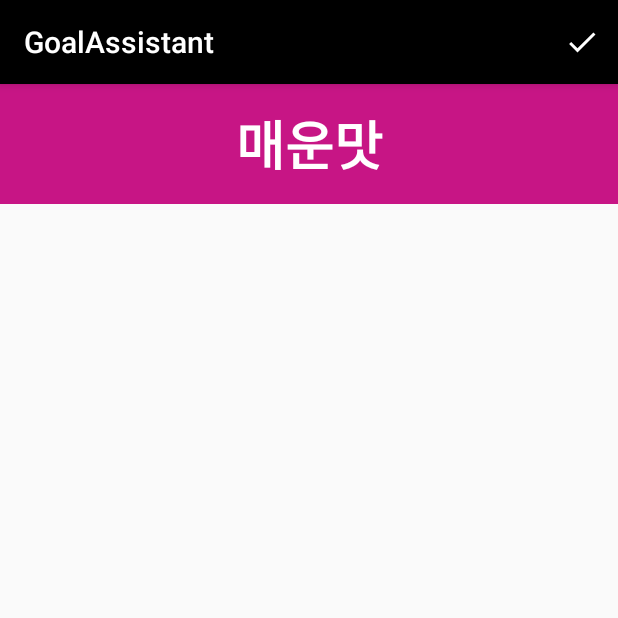
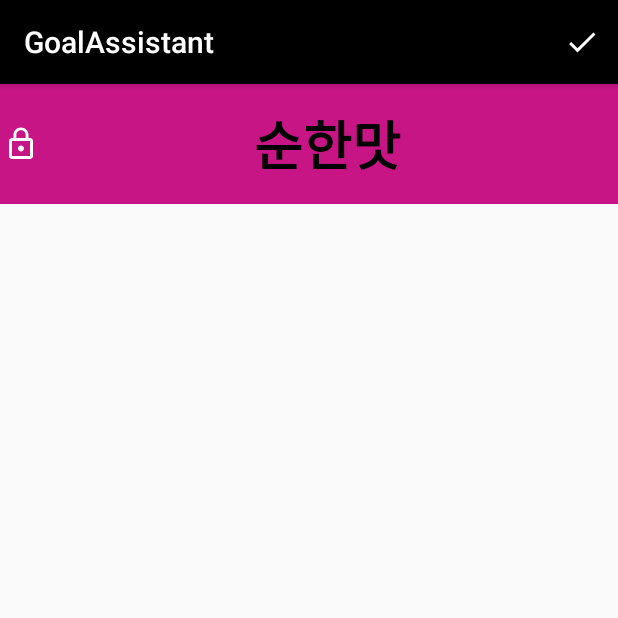
Before and after one commit to bsgreentea/GoalAssistant, an Android app: the AppInfoActivity screen opened directly, with no data from a screen before it, after a tap on "순한맛", on a phone screen of 412 x 824 dp, the top half of it. Run offline under Robolectric (Android 15) with nearby library versions, the phone set to English and light mode, and no system bars; 6 statements that could not run were skipped.

Commit message:
매운맛에서 설정 앱 차단
매운맛으로 설정시 setting 앱에서 접근성 설정 부분 진입 차단

순한맛 매운맛 텍스트뷰 아이콘 처리하기

```diff
--- a/Locker/app/src/main/java/com/greentea/locker/AppInfoActivity.java
+++ b/Locker/app/src/main/java/com/greentea/locker/AppInfoActivity.java
@@ -110,16 +110,18 @@ public class AppInfoActivity extends AppCompatActivity {
             public void onClick(View v) {
 
                 if(versionFlag){
-                    tasteView.setText("순한맛");
+//                    tasteView.setText("순한맛");
+                    tasteView.setCompoundDrawablesWithIntrinsicBounds(R.drawable.ic_lock_open_black_24dp,0,0,0);
                     tasteView.setBackgroundColor(0xFFFFFFFF);
-                    tasteView.setTextColor(0xFF000000);
+//                    tasteView.setTextColor(0xFF000000);
                     Toast.makeText(getApplicationContext(), "순한맛으로 변경합니다.", Toast.LENGTH_SHORT).show();
                     versionFlag = false;
                 }
                 else{
-                    tasteView.setText("매운맛");
+//                    tasteView.setText("매운맛");
+                    tasteView.setCompoundDrawablesWithIntrinsicBounds(R.drawable.ic_lock_outline_white_24dp,0,0,0);
                     tasteView.setBackgroundColor(0xFFC71585);
-                    tasteView.setTextColor(0xFFFFFFFF);
+//                    tasteView.setTextColor(0xFFFFFFFF);
                     Toast.makeText(getApplicationContext(), "지정된 범위에 진입시 앱 사용이 불가합니다.", Toast.LENGTH_SHORT).show();
                     versionFlag = true;
                 }
@@ -173,6 +175,7 @@ public class AppInfoActivity extends AppCompatActivity {
         if(versionFlag){
             if(!apps.equals("")){
                 apps += ",com.greentea.locker";
+                apps += ",com.samsung.accessibility"; // 접근성 권한도 접근 못하게 하기
             }
             // if there's no app for blocking
             // must not append my package name
--- a/Locker/app/src/main/java/com/greentea/locker/WindowChangeDetectingService.java
+++ b/Locker/app/src/main/java/com/greentea/locker/WindowChangeDetectingService.java
@@ -27,6 +27,8 @@ public class WindowChangeDetectingService extends AccessibilityService{
     @Override
     public void onAccessibilityEvent(AccessibilityEvent event) {
         if (event.getEventType() == AccessibilityEvent.TYPE_WINDOW_STATE_CHANGED){
+
+//            Log.d("packagename", event.getPackageName().toString());
 
             double longitude = 0, latitude = 0;
 
--- /dev/null
+++ b/Locker/app/src/main/res/drawable/ic_lock_open_black_24dp.xml
@@ -0,0 +1,9 @@
+<vector xmlns:android="http://schemas.android.com/apk/res/android"
+        android:width="24dp"
+        android:height="24dp"
+        android:viewportWidth="24.0"
+        android:viewportHeight="24.0">
+    <path
+        android:fillColor="#FF000000"
+        android:pathData="M12,17c1.1,0 2,-0.9 2,-2s-0.9,-2 -2,-2 -2,0.9 -2,2 0.9,2 2,2zM18,8h-1L17,6c0,-2.76 -2.24,-5 -5,-5S7,3.24 7,6h1.9c0,-1.71 1.39,-3.1 3.1,-3.1 1.71,0 3.1,1.39 3.1,3.1v2L6,8c-1.1,0 -2,0.9 -2,2v10c0,1.1 0.9,2 2,2h12c1.1,0 2,-0.9 2,-2L20,10c0,-1.1 -0.9,-2 -2,-2zM18,20L6,20L6,10h12v10z"/>
+</vector>
--- /dev/null
+++ b/Locker/app/src/main/res/drawable/ic_lock_outline_white_24dp.xml
@@ -0,0 +1,5 @@
+<vector android:height="24dp" android:tint="#FFFFFF"
+    android:viewportHeight="24.0" android:viewportWidth="24.0"
+    android:width="24dp" xmlns:android="http://schemas.android.com/apk/res/android">
+    <path android:fillColor="#FF000000" android:pathData="M12,17c1.1,0 2,-0.9 2,-2s-0.9,-2 -2,-2 -2,0.9 -2,2 0.9,2 2,2zM18,8h-1L17,6c0,-2.76 -2.24,-5 -5,-5S7,3.24 7,6v2L6,8c-1.1,0 -2,0.9 -2,2v10c0,1.1 0.9,2 2,2h12c1.1,0 2,-0.9 2,-2L20,10c0,-1.1 -0.9,-2 -2,-2zM8.9,6c0,-1.71 1.39,-3.1 3.1,-3.1s3.1,1.39 3.1,3.1v2L8.9,8L8.9,6zM18,20L6,20L6,10h12v10z"/>
+</vector>
--- a/Locker/app/src/main/res/layout/activity_app_info.xml
+++ b/Locker/app/src/main/res/layout/activity_app_info.xml
@@ -12,7 +12,7 @@
         android:layout_width="match_parent"
         android:scaleType="fitCenter"
         android:textSize="35dp"
-        android:text="asdfasdf"
+        android:text=""
         android:textStyle="bold"
         android:gravity="center_vertical"
         android:textAlignment="center"
```
